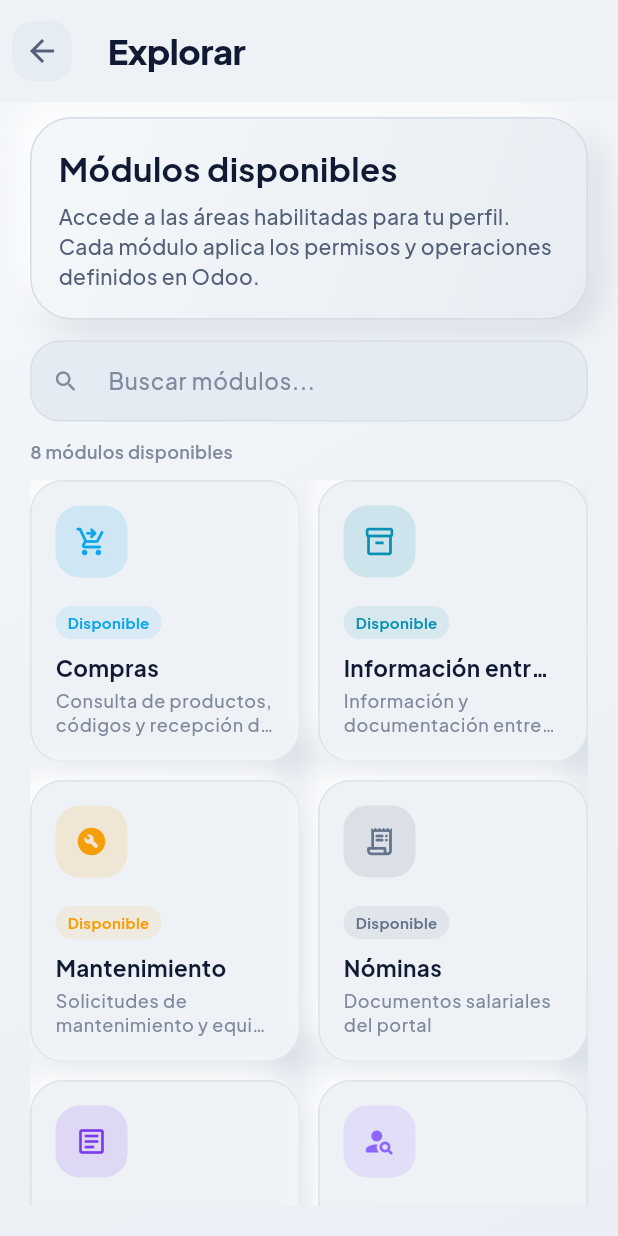
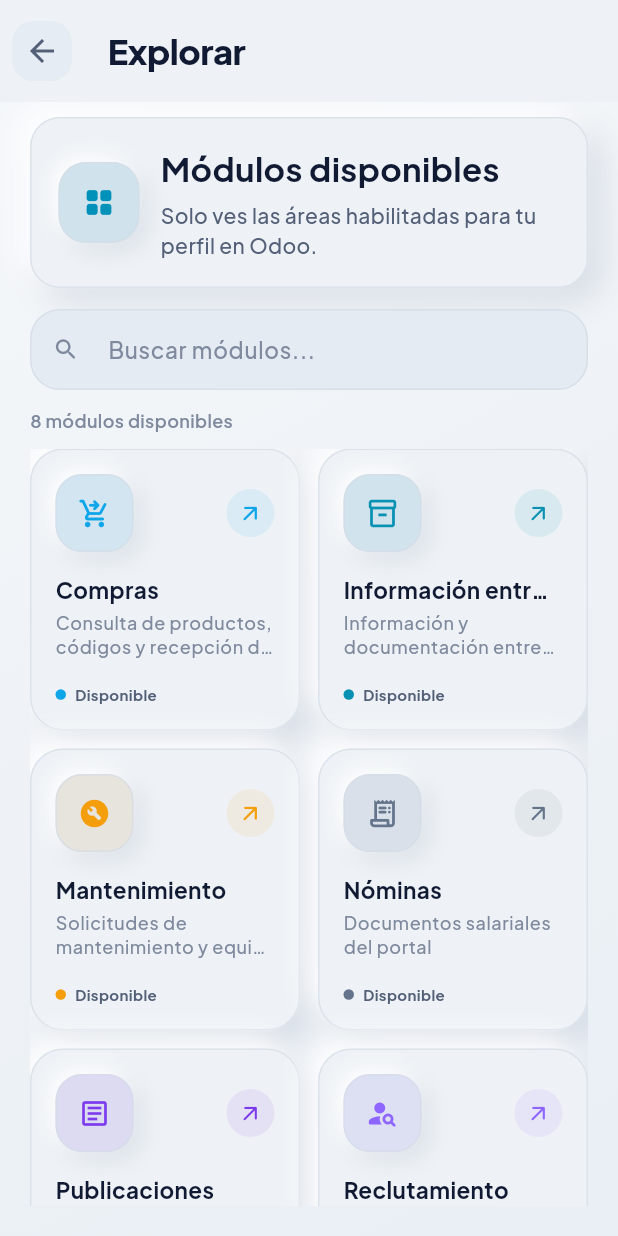
Before and after one commit to Hugobf10/Flutter_cic, a Flutter app: the SuperAppShell screen opened directly, after a tap on "Ver todos", on a phone screen of 412 x 824 dp. Run offline on Flutter 3.47's test engine with Material 3 defaults, Android fonts, the phone set to English and light mode, and no system bars; our stand-ins replace app_links, file_picker, flutter_secure_storage, flutter_svg, google_fonts, image_picker and 6 more; missing offline and left inert: mobile_scanner, odoo_rpc, syncfusion_flutter_pdf, syncfusion_flutter_pdfviewer; accounts and stored records are empty; network calls fail.

Commit message:
feat: redesign module icons and profile avatar

```diff
--- a/cic_odoo_app/lib/app/screens/edit_profile_screen.dart
+++ b/cic_odoo_app/lib/app/screens/edit_profile_screen.dart
@@ -114,6 +114,7 @@ class _EditProfileScreenState extends State<EditProfileScreen> {
             'email': _emailCtrl.text.trim(),
             'phone': _phoneCtrl.text.trim(),
             'mobile': _mobileCtrl.text.trim(),
+            if (_avatarData != null) 'image_data': _avatarData,
             if (_cvData != null) 'cv_data': _cvData,
             if (_cvName != null) 'cv_name': _cvName,
           },
--- a/cic_odoo_app/lib/app/screens/modules_hub_screen.dart
+++ b/cic_odoo_app/lib/app/screens/modules_hub_screen.dart
@@ -60,15 +60,19 @@ class _ModulesHubScreenState extends State<ModulesHubScreen> {
       title: 'Explorar',
       child: Column(
         children: [
-          Container(
-            width: double.infinity,
+          AppReveal(
+            child: AppCard(
               padding: const EdgeInsets.all(18),
-            decoration: BoxDecoration(
-              gradient: AppTheme.cardGradientFor(context),
-              borderRadius: AppTheme.radiusLg,
-              border: Border.all(color: AppTheme.dividerFor(context)),
-              boxShadow: AppTheme.raisedShadowFor(context),
+              child: Row(
+                crossAxisAlignment: CrossAxisAlignment.center,
+                children: [
+                  const AppIconSurface(
+                    icon: Icons.grid_view_rounded,
+                    color: AppTheme.primary,
+                    size: 54,
                   ),
+                  const SizedBox(width: 14),
+                  Expanded(
                     child: Column(
                       crossAxisAlignment: CrossAxisAlignment.start,
                       children: [
@@ -80,12 +84,18 @@ class _ModulesHubScreenState extends State<ModulesHubScreen> {
                             color: AppTheme.textPrimaryFor(context),
                           ),
                         ),
-                const SizedBox(height: 6),
+                        const SizedBox(height: 5),
                         Text(
-                  'Accede a las áreas habilitadas para tu perfil. Cada módulo aplica los permisos y operaciones definidos en Odoo.',
-                  style: TextStyle(color: AppTheme.textSecondaryFor(context)),
+                          'Solo ves las áreas habilitadas para tu perfil en Odoo.',
+                          style: TextStyle(
+                            color: AppTheme.textSecondaryFor(context),
+                          ),
                         ),
                       ],
+                    ),
+                  ),
+                ],
+              ),
             ),
           ),
           const SizedBox(height: 14),
--- a/cic_odoo_app/lib/app/screens/superapp_shell.dart
+++ b/cic_odoo_app/lib/app/screens/superapp_shell.dart
@@ -388,7 +388,11 @@ class _SuperAppShellState extends State<SuperAppShell> {
       ),
       child: Row(
         children: [
-          AppAvatar(name: auth.userName, size: 30),
+          AppAvatar(
+            name: auth.userName,
+            size: 30,
+            imageBase64: auth.profileImageBase64,
+          ),
           const SizedBox(width: 8),
           Expanded(
             child: Text(
--- a/cic_odoo_app/lib/app/ui/app_components.dart
+++ b/cic_odoo_app/lib/app/ui/app_components.dart
@@ -1,4 +1,6 @@
+import 'dart:convert';
 import 'dart:math' as math;
+import 'dart:typed_data';
 
 import 'package:flutter/material.dart';
 import 'package:flutter_svg/flutter_svg.dart';
@@ -311,11 +313,51 @@ class AppSectionHeader extends StatelessWidget {
   }
 }
 
+class AppIconSurface extends StatelessWidget {
+  const AppIconSurface({
+    super.key,
+    required this.icon,
+    required this.color,
+    this.size = 48,
+    this.iconSize = 22,
+  });
+
+  final IconData icon;
+  final Color color;
+  final double size;
+  final double iconSize;
+
+  @override
+  Widget build(BuildContext context) {
+    final tint = Color.alphaBlend(
+      color.withValues(alpha: AppTheme.isDark(context) ? 0.16 : 0.09),
+      AppTheme.elevatedFor(context),
+    );
+    return SizedBox(
+      width: size,
+      height: size,
+      child: NeumorphicSurface(
+        color: tint,
+        padding: EdgeInsets.all(size * 0.22),
+        borderRadius: BorderRadius.circular(size * 0.34),
+        subtle: true,
+        child: Icon(icon, color: color, size: iconSize),
+      ),
+    );
+  }
+}
+
 class AppAvatar extends StatelessWidget {
-  const AppAvatar({super.key, required this.name, this.size = 42});
+  const AppAvatar({
+    super.key,
+    required this.name,
+    this.size = 42,
+    this.imageBase64,
+  });
 
   final String name;
   final double size;
+  final String? imageBase64;
 
   @override
   Widget build(BuildContext context) {
@@ -329,16 +371,9 @@ class AppAvatar extends StatelessWidget {
         : parts.length == 1
         ? parts.first[0].toUpperCase()
         : '${parts[0][0]}${parts[1][0]}'.toUpperCase();
+    final imageBytes = _decodeImage(imageBase64);
 
-    return Container(
-      width: size,
-      height: size,
-      decoration: AppTheme.neumorphicDecoration(
-        context,
-        borderRadius: BorderRadius.circular(size / 2),
-        subtle: true,
-      ),
-      child: Center(
+    final fallback = Center(
       child: Text(
         initials,
         style: TextStyle(
@@ -347,8 +382,47 @@ class AppAvatar extends StatelessWidget {
           fontSize: size * 0.34,
         ),
       ),
+    );
+
+    return Semantics(
+      image: imageBytes != null,
+      label: imageBytes == null ? 'Avatar de $name' : 'Foto de perfil de $name',
+      child: Container(
+        width: size,
+        height: size,
+        clipBehavior: Clip.antiAlias,
+        decoration: AppTheme.neumorphicDecoration(
+          context,
+          borderRadius: BorderRadius.circular(size / 2),
+          subtle: true,
+        ),
+        child: imageBytes == null
+            ? fallback
+            : Image.memory(
+                imageBytes,
+                key: const ValueKey('app-avatar-image'),
+                width: size,
+                height: size,
+                fit: BoxFit.cover,
+                gaplessPlayback: true,
+                errorBuilder: (_, _, _) => fallback,
+              ),
       ),
     );
+  }
+
+  static Uint8List? _decodeImage(String? raw) {
+    var value = (raw ?? '').trim();
+    final lower = value.toLowerCase();
+    if (value.isEmpty || lower == 'false' || lower == 'null') return null;
+    if (value.startsWith('data:') && value.contains(',')) {
+      value = value.substring(value.indexOf(',') + 1);
+    }
+    try {
+      return base64Decode(value.replaceAll(RegExp(r'\s+'), ''));
+    } catch (_) {
+      return null;
+    }
   }
 }
 
--- a/cic_odoo_app/lib/app/widgets/module_tile.dart
+++ b/cic_odoo_app/lib/app/widgets/module_tile.dart
@@ -29,34 +29,30 @@ class ModuleTile extends StatelessWidget {
         child: Column(
           crossAxisAlignment: CrossAxisAlignment.start,
           children: [
-            Container(
-              width: 48,
-              height: 48,
-              decoration: BoxDecoration(
-                color: module.color.withValues(alpha: 0.14),
-                borderRadius: BorderRadius.circular(16),
-              ),
-              child: Icon(module.icon, color: module.color, size: 22),
+            Row(
+              children: [
+                AppIconSurface(
+                  icon: module.icon,
+                  color: module.color,
+                  size: 52,
                 ),
                 const Spacer(),
                 Container(
-              margin: const EdgeInsets.only(bottom: 8),
-              padding: const EdgeInsets.symmetric(horizontal: 8, vertical: 4),
+                  width: 32,
+                  height: 32,
                   decoration: BoxDecoration(
-                color: module.implemented
-                    ? module.color.withValues(alpha: 0.1)
-                    : Colors.orange.withValues(alpha: 0.15),
-                borderRadius: BorderRadius.circular(999),
+                    color: module.color.withValues(alpha: 0.09),
+                    shape: BoxShape.circle,
                   ),
-              child: Text(
-                module.implemented ? 'Disponible' : 'Próximamente',
-                style: TextStyle(
-                  fontSize: 10,
-                  fontWeight: FontWeight.w700,
-                  color: module.implemented ? module.color : Colors.orange,
+                  child: Icon(
+                    Icons.arrow_outward_rounded,
+                    color: module.color,
+                    size: 17,
                   ),
                 ),
+              ],
             ),
+            const SizedBox(height: 14),
             Text(
               module.title,
               style: TextStyle(
@@ -68,7 +64,8 @@ class ModuleTile extends StatelessWidget {
               overflow: TextOverflow.ellipsis,
             ),
             if (module.description != null)
-              Padding(
+              Expanded(
+                child: Padding(
                   padding: const EdgeInsets.only(top: 4),
                   child: Text(
                     module.description!,
@@ -77,6 +74,33 @@ class ModuleTile extends StatelessWidget {
                     style: Theme.of(context).textTheme.bodySmall,
                   ),
                 ),
+              )
+            else
+              const Spacer(),
+            const SizedBox(height: 8),
+            Row(
+              children: [
+                Container(
+                  width: 7,
+                  height: 7,
+                  decoration: BoxDecoration(
+                    color: module.implemented ? module.color : Colors.orange,
+                    shape: BoxShape.circle,
+                  ),
+                ),
+                const SizedBox(width: 6),
+                Text(
+                  module.implemented ? 'Disponible' : 'Próximamente',
+                  style: TextStyle(
+                    fontSize: 10,
+                    fontWeight: FontWeight.w700,
+                    color: module.implemented
+                        ? AppTheme.textSecondaryFor(context)
+                        : Colors.orange,
+                  ),
+                ),
+              ],
+            ),
           ],
         ),
       ),
--- a/cic_odoo_app/lib/providers/auth_provider.dart
+++ b/cic_odoo_app/lib/providers/auth_provider.dart
@@ -48,8 +48,9 @@ class AuthProvider extends ChangeNotifier {
   bool get portalCalidadHabilitado =>
       _partnerProfile['portal_calidad_habilitado'] == true;
   String get profileImageBase64 =>
-      (_partnerProfile['image_128'] ?? _partnerProfile['image_1920'] ?? '')
-          .toString();
+      _validImageValue(_partnerProfile['image_128']) ??
+      _validImageValue(_partnerProfile['image_1920']) ??
+      '';
   String get unidadNombre {
     final unidad = _partnerProfile['unidad_id'];
     if (unidad is List && unidad.length >= 2) return unidad[1].toString();
@@ -84,6 +85,20 @@ class AuthProvider extends ChangeNotifier {
   };
   int get enabledPortalPermissions =>
       portalPermissions.values.where((e) => e).length;
+
+  static String? _validImageValue(Object? raw) {
+    if (raw is! String) return null;
+    final value = raw.trim();
+    final lower = value.toLowerCase();
+    if (value.isEmpty || lower == 'false' || lower == 'null') return null;
+    return value;
+  }
+
+  Future<void> refreshPartnerProfile() async {
+    if (!_odoo.isPortalSession) await _loadPartnerProfile();
+    await _loadPortalCapabilities();
+    notifyListeners();
+  }
 
   bool canEditModule(String moduleKey) {
     if (isAdmin) return true;
--- a/cic_odoo_app/lib/screens/home/home_screen.dart
+++ b/cic_odoo_app/lib/screens/home/home_screen.dart
@@ -1,5 +1,4 @@
 import 'dart:convert';
-import 'dart:typed_data';
 
 import 'package:flutter/material.dart';
 import 'package:flutter_svg/flutter_svg.dart';
@@ -151,7 +150,6 @@ class _HomeHero extends StatelessWidget {
   Widget build(BuildContext context) {
     final name = auth.userName.trim().isEmpty ? 'Usuario' : auth.userName;
     final firstName = name.split(' ').first;
-    final avatarBytes = _decodeAvatar(auth.profileImageBase64);
     final hour = DateTime.now().hour;
     final greeting = hour < 12
         ? 'Buenos días'
@@ -214,12 +212,11 @@ class _HomeHero extends StatelessWidget {
                 onTap: () => Navigator.of(context).push(
                   MaterialPageRoute(builder: (_) => const ProfileScreen()),
                 ),
-                child: avatarBytes == null
-                    ? AppAvatar(name: name, size: 42)
-                    : CircleAvatar(
-                        radius: 21,
-                        backgroundImage: MemoryImage(avatarBytes),
-                      ),
+                child: AppAvatar(
+                  name: name,
+                  size: 42,
+                  imageBase64: auth.profileImageBase64,
+                ),
               ),
             ),
           ],
@@ -242,15 +239,6 @@ class _HomeHero extends StatelessWidget {
         ),
       ],
     );
-  }
-
-  Uint8List? _decodeAvatar(String raw) {
-    if (raw.trim().isEmpty) return null;
-    try {
-      return Uint8List.fromList(base64Decode(raw));
-    } catch (_) {
-      return null;
-    }
   }
 }
 
@@ -609,11 +597,11 @@ class _QuickActions extends StatelessWidget {
                 onTap: a.onTap,
                 child: Row(
                   children: [
-                    NeumorphicSurface(
-                      padding: const EdgeInsets.all(9),
-                      borderRadius: BorderRadius.circular(14),
-                      subtle: true,
-                      child: Icon(a.icon, color: a.color, size: 21),
+                    AppIconSurface(
+                      icon: a.icon,
+                      color: a.color,
+                      size: 42,
+                      iconSize: 21,
                     ),
                     const SizedBox(width: 11),
                     Expanded(
```
Also changed, not shown: cic_odoo_app/lib/app/screens/profile_screen.dart (+38 -53 lines), cic_odoo_app/lib/features/portal/portal_screen.dart (+10 -6 lines), cic_odoo_app/lib/features/portal/portal_section_screen.dart (+3 -8 lines), 1 other file. Lines whose indentation alone changed are shown as unchanged.
